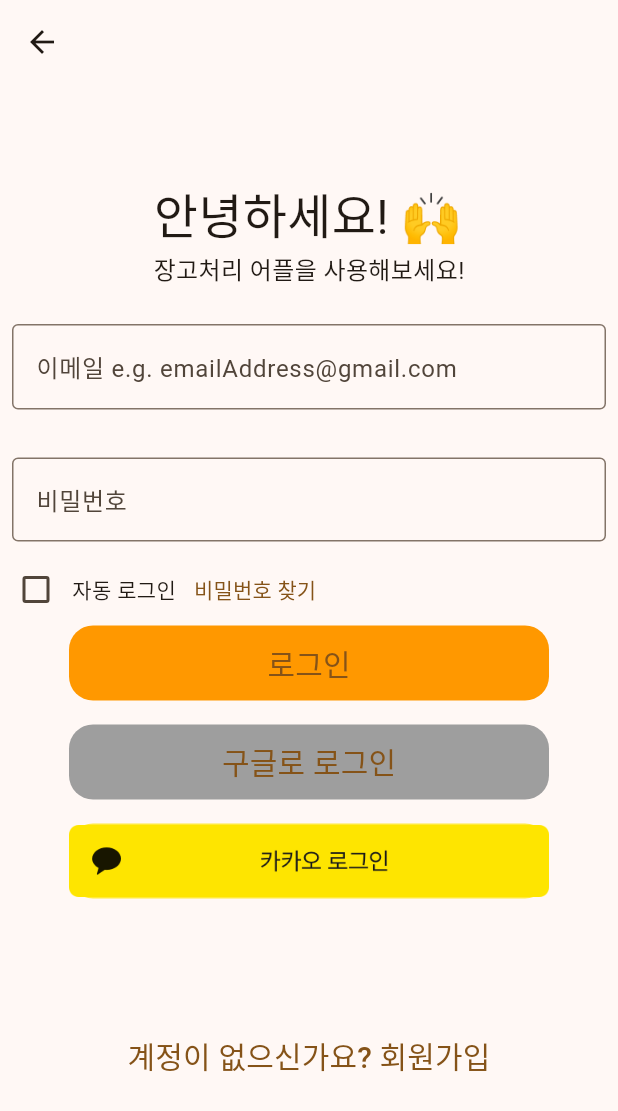
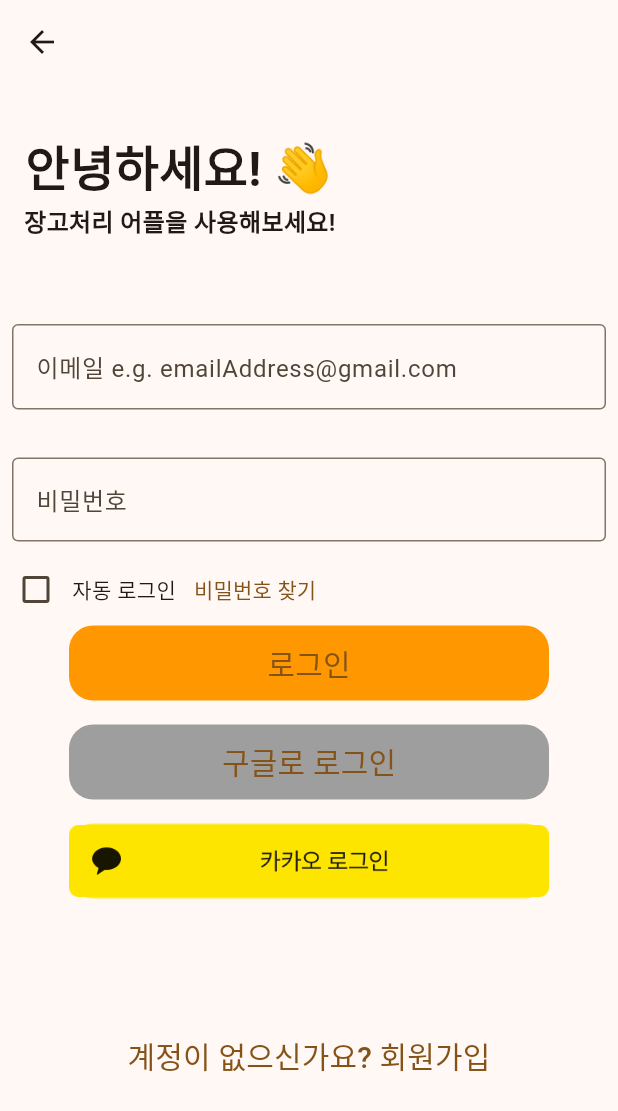
Before and after one commit to orm-Janggo/flutter_project_orm_Janggo, a Flutter app: the screen it shows after launch, after a tap on "로그인", on a phone screen of 412 x 824 dp. Shown: the top 1111 px of the screen. Run offline on Flutter 3.47's test engine with Material 3 defaults, Android fonts, the phone set to English and light mode, and no system bars; our stand-ins replace firebase_auth, firebase_core, flutter_dotenv, freezed_annotation, go_router; missing offline and left inert: dart:ffi, kakao_flutter_sdk_user; accounts and stored records are empty; Roboto replaces fonts that are missing (hand_font, school_font).

Commit message:
[MODIFY] change greeting text UI

```diff
--- a/lib/presentation/sign/sign_in/sign_in_screen.dart
+++ b/lib/presentation/sign/sign_in/sign_in_screen.dart
@@ -30,21 +30,45 @@ class _SignInScreenState extends State<SignInScreen> {
         child: SingleChildScrollView(
           child: Column(
             children: [
-              const SizedBox(
-                height: 64,
-              ),
-              const Column(
-                crossAxisAlignment: CrossAxisAlignment.start,
+              // const SizedBox(
+              //   height: 64,
+              // ),
+              // const Column(
+              //   crossAxisAlignment: CrossAxisAlignment.start,
+              //   children: [
+              //     Text(
+              //       '안녕하세요! 🙌',
+              //       style: TextStyle(fontSize: 32),
+              //     ),
+              //     Text(
+              //       '장고처리 어플을 사용해보세요!',
+              //       style: TextStyle(fontSize: 16),
+              //     ),
+              //   ],
+              // ),
+              Container(
+                alignment: Alignment.topLeft,
+                width: double.infinity,
+                padding: const EdgeInsets.symmetric(
+                    vertical: 32.0, horizontal: 16.0),
+                child: const Column(
                   children: [
                     Text(
-                    '안녕하세요! 🙌',
-                    style: TextStyle(fontSize: 32),
+                      '안녕하세요! 👋',
+                      style: TextStyle(
+                        fontSize: 32.0,
+                        fontWeight: FontWeight.bold,
+                      ),
                     ),
                     Text(
                       '장고처리 어플을 사용해보세요!',
-                    style: TextStyle(fontSize: 16),
+                      style: TextStyle(
+                        fontSize: 16.0,
+                        fontWeight: FontWeight.bold,
+                      ),
                     ),
                   ],
+                ),
               ),
               const SizedBox(
                 height: 16,
```
Lines whose indentation alone changed are shown as unchanged.
